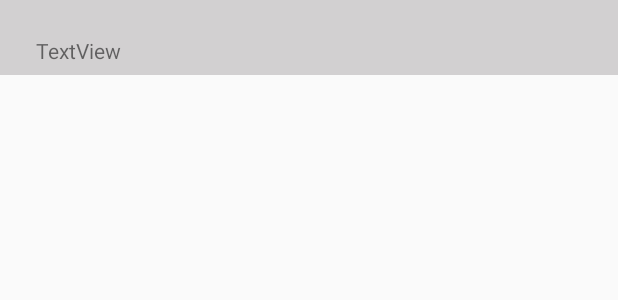
After one commit to ni-da/fitme, an Android app: the layout record_list_item_layout.xml on its own in the app's theme, with its tools: preview values and no code run, on a phone screen of 412 x 824 dp. The commit adds this screen. Shown: the top 300 px of the screen. Run offline under Robolectric (Android 15) with nearby library versions, the phone set to English and light mode, and no system bars.

Commit message:
recyclerview for records

```diff
--- a/fitMe/app/src/main/java/com/example/nidailyas/fitme/PlanningManager.java
+++ b/fitMe/app/src/main/java/com/example/nidailyas/fitme/PlanningManager.java
@@ -21,7 +21,8 @@ public class PlanningManager {
     }
     public void updatePlanning(final String habitFrequency){
         DatabaseReference databaseReferenceUser = FirebaseDatabase.getInstance().getReference("users");
-        databaseReferenceUser.child(FirebaseAuth.getInstance().getCurrentUser().getUid()).addValueEventListener(new ValueEventListener() {
+        databaseReferenceUser.child(FirebaseAuth.getInstance().
+                getCurrentUser().getUid()).addValueEventListener(new ValueEventListener() {
             @Override
             public void onDataChange(DataSnapshot dataSnapshot) {
                 if (dataSnapshot.exists()) {
--- a/fitMe/app/src/main/res/layout/content_main2.xml
+++ b/fitMe/app/src/main/res/layout/content_main2.xml
@@ -60,7 +60,6 @@
             android:id="@+id/tasks_list"
             android:layout_width="match_parent"
             android:layout_height="wrap_content">
-
         </android.support.v7.widget.RecyclerView>
         <!--&lt;!&ndash;space&ndash;&gt;-->
         <!--<View-->
--- /dev/null
+++ b/fitMe/app/src/main/res/layout/record_list_item_layout.xml
@@ -0,0 +1,23 @@
+<?xml version="1.0" encoding="utf-8"?>
+<LinearLayout
+    xmlns:android="http://schemas.android.com/apk/res/android"
+
+    xmlns:app="http://schemas.android.com/apk/res-auto"
+    android:layout_width="match_parent"
+    android:layout_height="50dp"
+    android:padding="8dp"
+    android:id="@+id/record_list_item_layout"
+    android:background="@color/lightGray">
+
+
+    <TextView
+        android:id="@+id/textView_recordInfo"
+        android:layout_width="wrap_content"
+        android:layout_height="wrap_content"
+        android:layout_marginLeft="16dp"
+        android:layout_marginStart="16dp"
+        android:layout_marginTop="16dp"
+        android:text="TextView"
+        app:layout_constraintStart_toStartOf="parent"
+        app:layout_constraintTop_toTopOf="parent" />
+</LinearLayout>
--- a/fitMe/app/src/main/res/values/colors.xml
+++ b/fitMe/app/src/main/res/values/colors.xml
@@ -3,4 +3,5 @@
     <color name="colorPrimary">#3F51B5</color>
     <color name="colorPrimaryDark">#303F9F</color>
     <color name="colorAccent">#FF4081</color>
+    <color name="lightGray">#d2d0d1</color>
 </resources>
```
Also changed, not shown: fitMe/app/src/main/java/com/example/nidailyas/fitme/RecordManager.java (added, +60 -0 lines), fitMe/app/src/main/java/com/example/nidailyas/fitme/RecordsActivity.java (+34 -1 lines), fitMe/app/src/main/java/com/example/nidailyas/fitme/RecordsAdapter.java (added, +44 -0 lines), fitMe/app/src/main/java/com/example/nidailyas/fitme/RecyclerItemClickListener.java (+4 -5 lines), fitMe/app/src/main/res/layout/activity_records.xml (+7 -0 lines), 2 other files.
